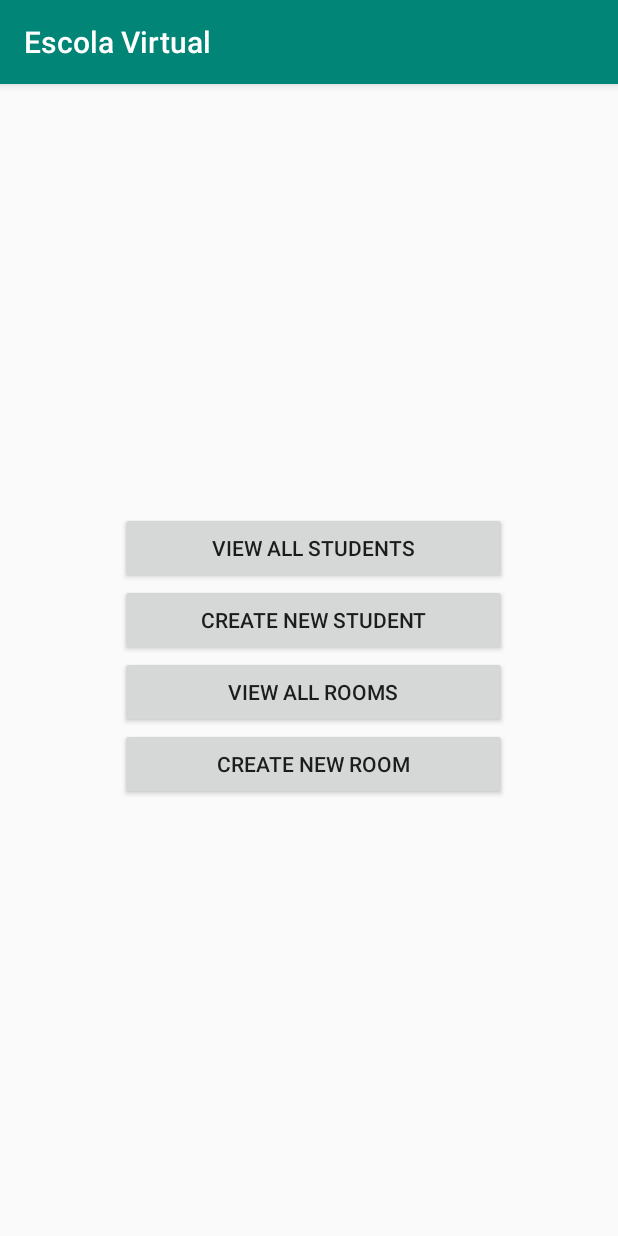
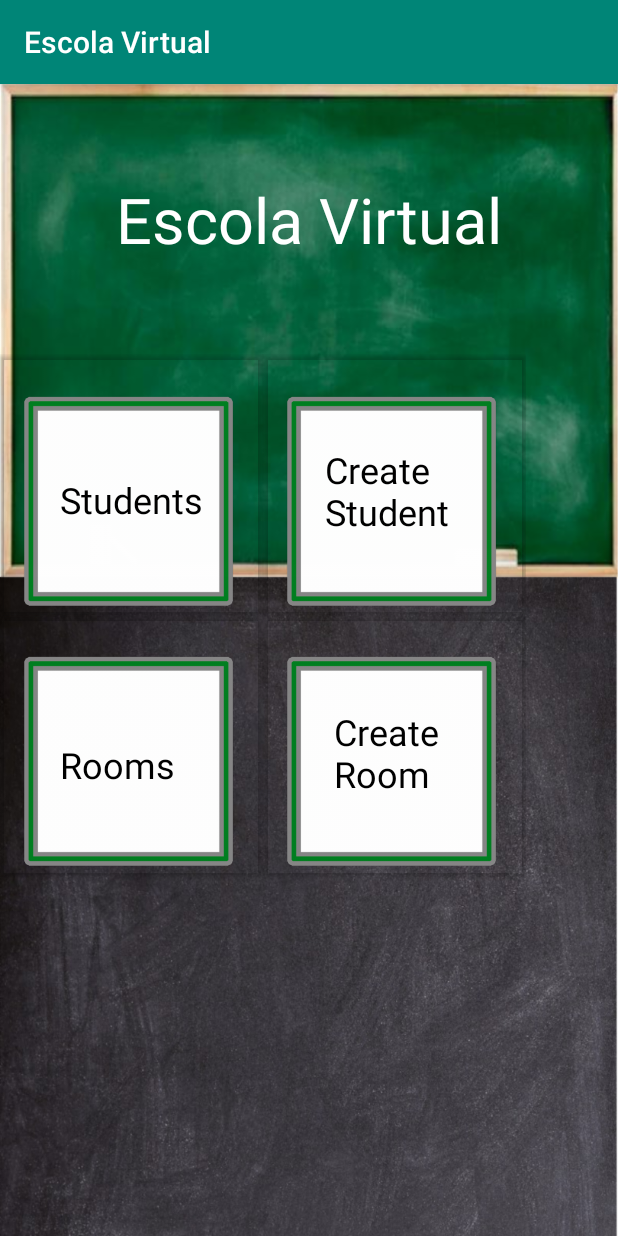
Before and after one commit to rousbound/EscolaVirtual, an Android app: the screen it shows after launch (MainActivity), on a phone screen of 412 x 824 dp. Run offline under Robolectric (Android 15) with nearby library versions, the phone set to English and light mode, and no system bars.

Commit message:
Grid Layout initial commit

```diff
--- a/app/build.gradle
+++ b/app/build.gradle
@@ -27,4 +27,6 @@ dependencies {
     androidTestImplementation 'androidx.test:runner:1.2.0'
     androidTestImplementation 'androidx.test.espresso:espresso-core:3.2.0'
     implementation 'com.readystatesoftware.sqliteasset:sqliteassethelper:+'
+    implementation 'com.android.support:gridlayout-v7:28.0.0-rc02'
+    implementation 'com.android.support:cardview-v7:28.0.0'
 }
--- a/app/src/main/java/com/atelievirtual/escolavirtual/MainActivity.java
+++ b/app/src/main/java/com/atelievirtual/escolavirtual/MainActivity.java
@@ -7,6 +7,7 @@ import android.view.View;
 import android.widget.Button;
 
 import androidx.appcompat.app.AppCompatActivity;
+import androidx.cardview.widget.CardView;
 
 import com.atelievirtual.escolavirtual.R;
 
@@ -18,15 +19,55 @@ MainActivity extends AppCompatActivity {
     @Override
     protected void onCreate(Bundle savedInstanceState) {
         super.onCreate(savedInstanceState);
-        setContentView(R.layout.main_screen);
+        setContentView(R.layout.main_screen_grid);
 
         Log.i("Print","Entered MainScreen");
 
 
-        Button gotoList = (Button) findViewById(R.id.allStudentsListButton);
+        /*Button gotoList = (Button) findViewById(R.id.allStudentsListButton);
         Button createProfile = (Button) findViewById(R.id.createProfileButton);
         Button gotoRoomList = (Button) findViewById(R.id.allRoomsListButton);
         Button createNewRoom = (Button) findViewById(R.id.createRoomButton);
+
+        gotoList.setOnClickListener(new View.OnClickListener() {
+            @Override
+            public void onClick(View view) {
+                Intent showStudentsList = new Intent(MainActivity.this, StudentListActivity.class);
+                //showStudentsList.putExtra("WhichList?","Students");
+                startActivity(showStudentsList);
+            }
+        });
+
+        createProfile.setOnClickListener(new View.OnClickListener() {
+            @Override
+            public void onClick(View view) {
+                Log.i("Print", "Goto NewDetail Clicked");
+                startActivity(new Intent(MainActivity.this, StudentDetail.class));
+            }
+        });
+
+        gotoRoomList.setOnClickListener(new View.OnClickListener() {
+            @Override
+            public void onClick(View view) {
+                Intent showRoomList = new Intent(MainActivity.this, RoomListActivity.class);
+                //showRoomList.putExtra("WhichList?","Room");
+                startActivity(showRoomList);
+            }
+        });
+
+        createNewRoom.setOnClickListener(new View.OnClickListener() {
+            @Override
+            public void onClick(View view) {
+                Intent showRoomDetail = new Intent(MainActivity.this, RoomDetail.class);
+                startActivity(showRoomDetail);
+            }
+        });
+        */
+
+        CardView gotoList = (CardView) findViewById(R.id.allStudentsCardView);
+        CardView createProfile = (CardView) findViewById(R.id.createStudentsCardView);
+        CardView gotoRoomList = (CardView) findViewById(R.id.allRoomsCardView);
+        CardView createNewRoom = (CardView) findViewById(R.id.createRoomCardView);
 
         gotoList.setOnClickListener(new View.OnClickListener() {
             @Override
--- /dev/null
+++ b/app/src/main/res/layout/main_screen_grid.xml
@@ -0,0 +1,214 @@
+<?xml version="1.0" encoding="utf-8"?>
+<ScrollView xmlns:android="http://schemas.android.com/apk/res/android"
+    xmlns:app="http://schemas.android.com/apk/res-auto"
+    xmlns:tools="http://schemas.android.com/tools"
+    android:layout_width="match_parent"
+    android:layout_height="match_parent"
+    android:orientation="vertical">
+
+    <LinearLayout
+        android:layout_width="match_parent"
+        android:layout_height="match_parent"
+        android:background="@drawable/background"
+        android:orientation="vertical">
+
+        <androidx.constraintlayout.widget.ConstraintLayout
+            android:id="@+id/constrainLayout"
+            android:layout_width="match_parent"
+            android:layout_height="180dp">
+
+            <TextView
+                android:id="@+id/Title"
+                android:layout_width="wrap_content"
+                android:layout_height="wrap_content"
+                android:text="@string/app_name"
+                android:textColor="#FFFFFF"
+                android:textSize="42sp"
+                app:layout_constraintBottom_toBottomOf="parent"
+                app:layout_constraintEnd_toEndOf="parent"
+                app:layout_constraintHorizontal_bias="0.5"
+                app:layout_constraintStart_toStartOf="parent"
+                app:layout_constraintTop_toTopOf="parent"
+                tools:layout_conversion_wrapHeight="294"
+                tools:layout_conversion_wrapWidth="1042" />
+        </androidx.constraintlayout.widget.ConstraintLayout>
+
+        <androidx.gridlayout.widget.GridLayout
+            android:id="@+id/gridLayout"
+            android:layout_width="wrap_content"
+            android:layout_height="465dp"
+            android:layout_alignParentStart="true"
+            android:layout_alignParentEnd="true"
+            android:layout_margin="0dp"
+            app:columnCount="2">
+
+            <androidx.cardview.widget.CardView
+                android:id="@+id/allStudentsCardView"
+                android:layout_width="175dp"
+                android:layout_height="173dp"
+                app:cardBackgroundColor="#00FFFFFF">
+
+                <androidx.constraintlayout.widget.ConstraintLayout
+                    android:layout_width="match_parent"
+                    android:layout_height="match_parent">
+
+                    <ImageView
+                        android:id="@+id/cardImageView"
+                        android:layout_width="0dp"
+                        android:layout_height="0dp"
+                        android:layout_marginTop="23dp"
+                        android:layout_marginEnd="6dp"
+                        android:layout_marginRight="6dp"
+                        android:cropToPadding="false"
+                        app:layout_constraintBottom_toBottomOf="parent"
+                        app:layout_constraintEnd_toEndOf="parent"
+                        app:layout_constraintStart_toStartOf="parent"
+                        app:layout_constraintTop_toTopOf="parent"
+                        app:srcCompat="@drawable/square2" />
+
+                    <TextView
+
+                        android:layout_width="wrap_content"
+                        android:layout_height="wrap_content"
+                        android:text="@string/viewAllStudents"
+                        android:textColor="#000000"
+                        android:textSize="24sp"
+                        app:layout_constraintBottom_toBottomOf="parent"
+                        app:layout_constraintEnd_toEndOf="parent"
+                        app:layout_constraintHorizontal_bias="0.5"
+                        app:layout_constraintStart_toStartOf="parent"
+                        app:layout_constraintTop_toTopOf="parent"
+                        app:layout_constraintVertical_bias="0.574" />
+                </androidx.constraintlayout.widget.ConstraintLayout>
+            </androidx.cardview.widget.CardView>
+
+            <androidx.cardview.widget.CardView
+                android:id="@+id/createStudentsCardView"
+                android:layout_width="175dp"
+                android:layout_height="173dp"
+                app:cardBackgroundColor="#00FFFFFF">
+
+                <androidx.constraintlayout.widget.ConstraintLayout
+                    android:layout_width="match_parent"
+                    android:layout_height="match_parent">
+
+                    <ImageView
+                        android:id="@+id/cardImageView"
+
+                        android:layout_width="0dp"
+                        android:layout_height="0dp"
+                        android:layout_marginTop="23dp"
+                        android:layout_marginEnd="6dp"
+                        android:layout_marginRight="6dp"
+                        app:layout_constraintBottom_toBottomOf="parent"
+                        app:layout_constraintEnd_toEndOf="parent"
+                        app:layout_constraintStart_toStartOf="parent"
+                        app:layout_constraintTop_toTopOf="parent"
+                        app:srcCompat="@drawable/square2" />
+
+                    <TextView
+                        android:layout_width="92dp"
+                        android:layout_height="81dp"
+                        android:text="@string/createNewStudent"
+                        android:textColor="#000000"
+                        android:textSize="24sp"
+                        app:layout_constraintBottom_toBottomOf="parent"
+                        app:layout_constraintEnd_toEndOf="parent"
+                        app:layout_constraintHorizontal_bias="0.493"
+                        app:layout_constraintStart_toStartOf="parent"
+                        app:layout_constraintTop_toTopOf="parent"
+                        app:layout_constraintVertical_bias="0.663" />
+                </androidx.constraintlayout.widget.ConstraintLayout>
+            </androidx.cardview.widget.CardView>
+
+            <androidx.cardview.widget.CardView
+                android:id="@+id/allRoomsCardView"
+                android:layout_width="175dp"
+                android:layout_height="173dp"
+                app:cardBackgroundColor="#00000000">
+
+                <androidx.constraintlayout.widget.ConstraintLayout
+                    android:layout_width="match_parent"
+                    android:layout_height="match_parent">
+
+                    <ImageView
+                        android:id="@+id/cardImageView"
+
+                        android:layout_width="0dp"
+                        android:layout_height="0dp"
+                        android:layout_marginTop="23dp"
+                        android:layout_marginEnd="6dp"
+                        android:layout_marginRight="6dp"
+                        app:layout_constraintBottom_toBottomOf="parent"
+                        app:layout_constraintEnd_toEndOf="parent"
+                        app:layout_constraintStart_toStartOf="parent"
+                        app:layout_constraintTop_toTopOf="parent"
+                        app:srcCompat="@drawable/square2" />
+
+                    <TextView
+                        android:layout_width="wrap_content"
+                        android:layout_height="wrap_content"
+                        android:text="@string/viewAllRooms"
+                        android:textColor="#000000"
+                        android:textSize="24sp"
+                        app:layout_constraintBottom_toBottomOf="parent"
+                        app:layout_constraintEnd_toEndOf="parent"
+                        app:layout_constraintHorizontal_bias="0.404"
+                        app:layout_constraintStart_toStartOf="parent"
+                        app:layout_constraintTop_toTopOf="parent"
+                        app:layout_constraintVertical_bias="0.595" />
+
+                    <androidx.constraintlayout.widget.Guideline
+                        android:id="@+id/guideline"
+                        android:layout_width="wrap_content"
+                        android:layout_height="wrap_content"
+                        android:orientation="vertical"
+                        app:layout_constraintGuide_begin="20dp" />
+                </androidx.constraintlayout.widget.ConstraintLayout>
+            </androidx.cardview.widget.CardView>
+
+            <androidx.cardview.widget.CardView
+                android:id="@+id/createRoomCardView"
+                android:layout_width="175dp"
+                android:layout_height="173dp"
+                app:cardBackgroundColor="#00FFFFFF">
+
+                <androidx.constraintlayout.widget.ConstraintLayout
+                    android:layout_width="match_parent"
+                    android:layout_height="match_parent">
+
+                    <ImageView
+                        android:id="@+id/cardImageView"
+
+                        android:layout_width="0dp"
+                        android:layout_height="0dp"
+                        android:layout_marginTop="23dp"
+                        android:layout_marginEnd="6dp"
+                        android:layout_marginRight="6dp"
+                        app:layout_constraintBottom_toBottomOf="parent"
+                        app:layout_constraintEnd_toEndOf="parent"
+                        app:layout_constraintStart_toStartOf="parent"
+                        app:layout_constraintTop_toTopOf="parent"
+                        app:srcCompat="@drawable/square2" />
+
+                    <TextView
+
+                        android:layout_width="81dp"
+                        android:layout_height="69dp"
+                        android:lineSpacingExtra="0sp"
+                        android:lines="2"
+                        android:text="@string/createNewRoom"
+                        android:textColor="#000000"
+                        android:textSize="24sp"
+                        app:layout_constraintBottom_toBottomOf="parent"
+                        app:layout_constraintEnd_toEndOf="parent"
+                        app:layout_constraintStart_toStartOf="parent"
+                        app:layout_constraintTop_toTopOf="parent"
+                        app:layout_constraintVertical_bias="0.596" />
+                </androidx.constraintlayout.widget.ConstraintLayout>
+            </androidx.cardview.widget.CardView>
+
+
+        </androidx.gridlayout.widget.GridLayout>
+    </LinearLayout>
+</ScrollView>
--- a/app/src/main/res/values/strings.xml
+++ b/app/src/main/res/values/strings.xml
@@ -1,4 +1,8 @@
 <resources>
     <string name="app_name">Escola Virtual</string>
     <string name ="teacher">Teacher</string>
+    <string name ="viewAllStudents">Students</string>
+    <string name ="createNewStudent">Create Student</string>
+    <string name ="viewAllRooms">Rooms</string>
+    <string name ="createNewRoom">Create Room</string>
 </resources>
```
Also changed, not shown: app/src/main/res/drawable-hdpi/background.png (added), app/src/main/res/drawable-hdpi/square.png (added), app/src/main/res/drawable-hdpi/square2.png (added), app/src/main/res/drawable-mdpi/background.png (added), app/src/main/res/drawable-mdpi/square.png (added), app/src/main/res/drawable-mdpi/square2.png (added), app/src/main/res/drawable-xhdpi/square.png (added), app/src/main/res/drawable-xhdpi/square2.png (added), app/src/main/res/drawable-xxhdpi/square.png (added), app/src/main/res/drawable-xxhdpi/square2.png (added), app/src/main/res/drawable-xxxhdpi/square.png (added), app/src/main/res/drawable-xxxhdpi/square2.png (added), 3 other files.
